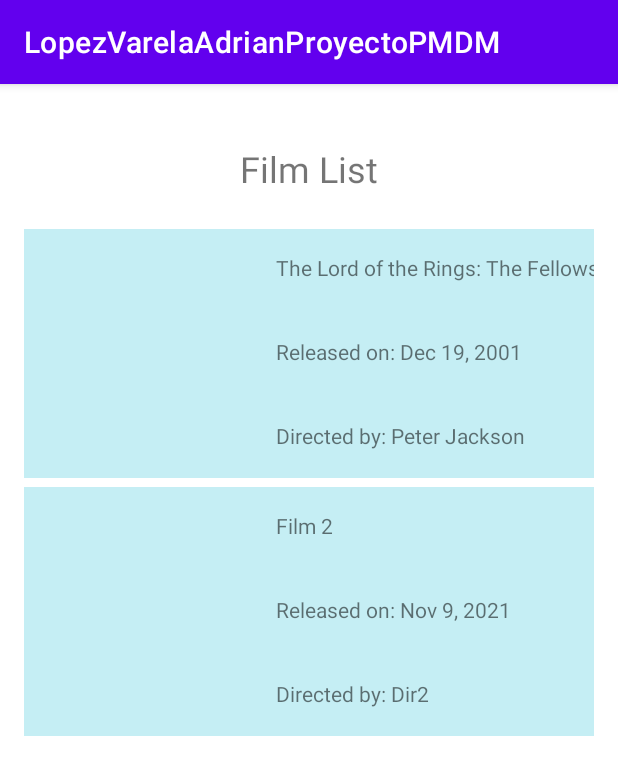
After one commit to Adrilv20/LopezVarelaAdrianProyectoPMDM, an Android app: the ItemListActivity screen opened directly, with no data from a screen before it, on a phone screen of 412 x 824 dp. The commit adds this screen. Shown: the top 775 px of the screen. Run offline under Robolectric (Android 15) with nearby library versions, the phone set to English and light mode, and no system bars.

Commit message:
Added basic list of films (mocked).

```diff
--- a/app/build.gradle
+++ b/app/build.gradle
@@ -25,6 +25,7 @@ android {
     compileOptions {
         sourceCompatibility JavaVersion.VERSION_1_8
         targetCompatibility JavaVersion.VERSION_1_8
+        coreLibraryDesugaringEnabled true
     }
     kotlinOptions {
         jvmTarget = '1.8'
@@ -41,6 +42,7 @@ dependencies {
     implementation 'androidx.appcompat:appcompat:1.3.1'
     implementation 'com.google.android.material:material:1.4.0'
     implementation 'androidx.constraintlayout:constraintlayout:2.1.1'
+    coreLibraryDesugaring 'com.android.tools:desugar_jdk_libs:1.1.5'
     testImplementation 'junit:junit:4.+'
     androidTestImplementation 'androidx.test.ext:junit:1.1.3'
     androidTestImplementation 'androidx.test.espresso:espresso-core:3.4.0'
--- /dev/null
+++ b/app/src/main/java/es/murallaromana/pmdm/lopezvarelaadrianproyectopmdm/activities/ItemListActivity.kt
@@ -0,0 +1,27 @@
+package es.murallaromana.pmdm.lopezvarelaadrianproyectopmdm.activities
+
+import androidx.appcompat.app.AppCompatActivity
+import android.os.Bundle
+import androidx.recyclerview.widget.LinearLayoutManager
+import androidx.recyclerview.widget.RecyclerView
+import es.murallaromana.pmdm.lopezvarelaadrianproyectopmdm.adapters.FilmListAdapter
+import es.murallaromana.pmdm.lopezvarelaadrianproyectopmdm.databinding.ActivityItemListBinding
+import es.murallaromana.pmdm.lopezvarelaadrianproyectopmdm.models.dao.FilmDAOMockImpl
+
+class ItemListActivity : AppCompatActivity() {
+    private lateinit var binding : ActivityItemListBinding
+    private lateinit var view : RecyclerView
+
+    override fun onCreate(savedInstanceState: Bundle?) {
+        super.onCreate(savedInstanceState)
+        binding = ActivityItemListBinding.inflate(layoutInflater)
+        setContentView(binding.root)
+
+        // retrieve the films
+        val films = FilmDAOMockImpl().getallFilms()
+        // set the layout manager for the RecyclerView
+        view = binding.rvFilmList
+        view.layoutManager = LinearLayoutManager(this)
+        view.adapter = FilmListAdapter(films)
+    }
+}
--- a/app/src/main/java/es/murallaromana/pmdm/lopezvarelaadrianproyectopmdm/LoginActivity.kt
+++ b/app/src/main/java/es/murallaromana/pmdm/lopezvarelaadrianproyectopmdm/activities/LoginActivity.kt
@@ -1,4 +1,4 @@
-package es.murallaromana.pmdm.lopezvarelaadrianproyectopmdm
+package es.murallaromana.pmdm.lopezvarelaadrianproyectopmdm.activities
 
 import android.content.Intent
 import androidx.appcompat.app.AppCompatActivity
@@ -6,11 +6,13 @@ import android.os.Bundle
 import android.util.Log
 import android.widget.Button
 import android.widget.Toast
+import es.murallaromana.pmdm.lopezvarelaadrianproyectopmdm.R
 import es.murallaromana.pmdm.lopezvarelaadrianproyectopmdm.databinding.ActivityLoginBinding
 
 class LoginActivity : AppCompatActivity() {
     private lateinit var binding : ActivityLoginBinding
     private lateinit var btnRegister : Button
+    private lateinit var btnLogin : Button
 
     override fun onCreate(savedInstanceState: Bundle?) {
         super.onCreate(savedInstanceState)
@@ -24,10 +26,17 @@ class LoginActivity : AppCompatActivity() {
             startActivity(Intent(this, RegisterActivity::class.java))
         }
 
+        btnLogin = binding.btnLogin
+        btnLogin.setOnClickListener {
+            startActivity(Intent(this,ItemListActivity::class.java))
+        }
+
         // TODO move this to the correct part of the lifecycle. Currently not loading when coming back from register screen.
         // load saved username and password from SharedPreferences
         // setting the default as "" so if there're no saved values, the fields show as empty
-        val sharedPref = getPreferences(MODE_PRIVATE)
+
+        // TODO FIX
+       /* val sharedPref = getPreferences(MODE_PRIVATE)
         val username: String = sharedPref.getString(getString(R.string.username_key), "")
             .toString() // TODO ask why it needs the .toString
         val password: String = sharedPref.getString(getString(R.string.password_key), "").toString()
@@ -36,6 +45,6 @@ class LoginActivity : AppCompatActivity() {
             "Retrieved data from sharedpreferences:\n User: ${username}, Password: ${password}"
         )
         binding.etUsername.setText(username)
-        binding.etPassword.setText(password)
+        binding.etPassword.setText(password)*/
     }
 }
--- a/app/src/main/java/es/murallaromana/pmdm/lopezvarelaadrianproyectopmdm/RegisterActivity.kt
+++ b/app/src/main/java/es/murallaromana/pmdm/lopezvarelaadrianproyectopmdm/activities/RegisterActivity.kt
@@ -1,10 +1,11 @@
-package es.murallaromana.pmdm.lopezvarelaadrianproyectopmdm
+package es.murallaromana.pmdm.lopezvarelaadrianproyectopmdm.activities
 
 import androidx.appcompat.app.AppCompatActivity
 import android.os.Bundle
-import android.util.Log
 import android.widget.Button
 import android.widget.Toast
+import es.murallaromana.pmdm.lopezvarelaadrianproyectopmdm.R
+import es.murallaromana.pmdm.lopezvarelaadrianproyectopmdm.models.entities.UserData
 import es.murallaromana.pmdm.lopezvarelaadrianproyectopmdm.databinding.ActivityRegisterBinding
 
 class RegisterActivity : AppCompatActivity() {
@@ -40,6 +41,7 @@ class RegisterActivity : AppCompatActivity() {
                 onBackPressed()
             } else {
                 // TODO show toast to indicate invalid data
+                Toast.makeText(this, "Some value is incorrect", Toast.LENGTH_LONG).show()
             }
         }
     }
--- /dev/null
+++ b/app/src/main/java/es/murallaromana/pmdm/lopezvarelaadrianproyectopmdm/adapters/FilmListAdapter.kt
@@ -0,0 +1,42 @@
+package es.murallaromana.pmdm.lopezvarelaadrianproyectopmdm.adapters
+
+import android.view.LayoutInflater
+import android.view.ViewGroup
+import android.widget.ImageView
+import androidx.recyclerview.widget.RecyclerView
+import es.murallaromana.pmdm.lopezvarelaadrianproyectopmdm.R
+import es.murallaromana.pmdm.lopezvarelaadrianproyectopmdm.databinding.FilmItemListBinding
+import es.murallaromana.pmdm.lopezvarelaadrianproyectopmdm.models.entities.Film
+import java.time.format.DateTimeFormatter
+import java.time.format.FormatStyle
+
+class FilmListAdapter(val films : List<Film>) : RecyclerView.Adapter<FilmListAdapter.FilmViewHolder>(){
+
+    private val dateFormat : DateTimeFormatter = DateTimeFormatter.ofLocalizedDate(FormatStyle.MEDIUM)
+
+    class FilmViewHolder(binding : FilmItemListBinding) : RecyclerView.ViewHolder(binding.root) {
+        // TODO(change the binding to a method inside the holder, instead of directing binding in Adapter.onBindViewHolder)
+        val tvTitle = binding.tvFilmTitle
+        val tvReleaseDate = binding.tvReleaseDate
+        val tvDirector = binding.tvDirector
+        val ivFilmPoster = binding.ivFilmPoster
+    }
+
+    override fun onCreateViewHolder(parent: ViewGroup, viewType: Int): FilmViewHolder {
+        val binding = FilmItemListBinding.inflate(LayoutInflater.from(parent.context), parent, false)
+        return FilmViewHolder(binding)
+    }
+
+    override fun onBindViewHolder(holder: FilmViewHolder, position: Int) {
+        val film = films[position]
+        with(holder){
+            tvTitle.setText(film.title)
+            tvDirector.setText("Directed by: " + film.director)
+            tvReleaseDate.setText("Released on: " + dateFormat.format(film.releaseDate))
+            // TODO(add images with Picasso library)
+        }
+    }
+
+    override fun getItemCount(): Int = films.size
+
+}
--- /dev/null
+++ b/app/src/main/java/es/murallaromana/pmdm/lopezvarelaadrianproyectopmdm/models/dao/FilmDAO.kt
@@ -0,0 +1,7 @@
+package es.murallaromana.pmdm.lopezvarelaadrianproyectopmdm.models.dao
+
+import es.murallaromana.pmdm.lopezvarelaadrianproyectopmdm.models.entities.Film
+
+interface FilmDAO {
+    fun getallFilms() : List<Film>
+}
--- /dev/null
+++ b/app/src/main/java/es/murallaromana/pmdm/lopezvarelaadrianproyectopmdm/models/dao/FilmDAOMockImpl.kt
@@ -0,0 +1,15 @@
+package es.murallaromana.pmdm.lopezvarelaadrianproyectopmdm.models.dao
+
+import es.murallaromana.pmdm.lopezvarelaadrianproyectopmdm.models.entities.Film
+import java.time.LocalDate
+
+class FilmDAOMockImpl: FilmDAO {
+    override fun getallFilms(): List<Film> =
+        listOf<Film>(
+            Film("The Lord of the Rings: The Fellowship of the Ring", "Peter Jackson",
+                LocalDate.of(2001,12,19), ""),
+            Film("Film 2","Dir2", LocalDate.now(), ""),
+        )
+
+
+}
--- /dev/null
+++ b/app/src/main/java/es/murallaromana/pmdm/lopezvarelaadrianproyectopmdm/models/entities/Film.kt
@@ -0,0 +1,5 @@
+package es.murallaromana.pmdm.lopezvarelaadrianproyectopmdm.models.entities
+
+import java.time.LocalDate
+
+class Film(val title: String, val director: String, val releaseDate: LocalDate, val imageURL: String = "") {}
--- a/app/src/main/java/es/murallaromana/pmdm/lopezvarelaadrianproyectopmdm/UserData.kt
+++ b/app/src/main/java/es/murallaromana/pmdm/lopezvarelaadrianproyectopmdm/models/entities/UserData.kt
@@ -1,6 +1,4 @@
-package es.murallaromana.pmdm.lopezvarelaadrianproyectopmdm
-
-import android.util.Log
+package es.murallaromana.pmdm.lopezvarelaadrianproyectopmdm.models.entities
 
 class UserData(val name: String, val email: String, val password: String, val dupPassword : String?) {
 
--- /dev/null
+++ b/app/src/main/res/layout/activity_item_list.xml
@@ -0,0 +1,32 @@
+<?xml version="1.0" encoding="utf-8"?>
+<androidx.constraintlayout.widget.ConstraintLayout xmlns:android="http://schemas.android.com/apk/res/android"
+    xmlns:app="http://schemas.android.com/apk/res-auto"
+    xmlns:tools="http://schemas.android.com/tools"
+    android:layout_width="match_parent"
+    android:layout_height="match_parent"
+    android:padding="16dp"
+    tools:context=".activities.ItemListActivity">
+
+
+    <androidx.recyclerview.widget.RecyclerView
+        android:id="@+id/rvFilmList"
+        android:layout_width="0dp"
+        android:layout_height="0dp"
+        android:layout_marginTop="24dp"
+        app:layout_constraintBottom_toBottomOf="parent"
+        app:layout_constraintEnd_toEndOf="parent"
+        app:layout_constraintStart_toStartOf="parent"
+        app:layout_constraintTop_toBottomOf="@+id/tvItemListTitle" />
+
+    <TextView
+        android:id="@+id/tvItemListTitle"
+        android:layout_width="wrap_content"
+        android:layout_height="wrap_content"
+        android:layout_marginTop="24dp"
+        android:text="@string/itemListTitle"
+        android:textSize="24sp"
+        app:layout_constraintEnd_toEndOf="parent"
+        app:layout_constraintStart_toStartOf="parent"
+        app:layout_constraintTop_toTopOf="parent" />
+
+</androidx.constraintlayout.widget.ConstraintLayout>
--- a/app/src/main/res/layout/activity_login.xml
+++ b/app/src/main/res/layout/activity_login.xml
@@ -4,7 +4,7 @@
     xmlns:tools="http://schemas.android.com/tools"
     android:layout_width="match_parent"
     android:layout_height="match_parent"
-    tools:context=".LoginActivity">
+    tools:context=".activities.LoginActivity">
 
     <androidx.constraintlayout.widget.Guideline
         android:id="@+id/guideline5"
--- a/app/src/main/res/layout/activity_register.xml
+++ b/app/src/main/res/layout/activity_register.xml
@@ -4,7 +4,7 @@
     xmlns:tools="http://schemas.android.com/tools"
     android:layout_width="match_parent"
     android:layout_height="match_parent"
-    tools:context=".RegisterActivity">
+    tools:context=".activities.RegisterActivity">
 
     <TextView
         android:id="@+id/tvRegister"
--- /dev/null
+++ b/app/src/main/res/layout/film_item_list.xml
@@ -0,0 +1,49 @@
+<?xml version="1.0" encoding="utf-8"?>
+<androidx.constraintlayout.widget.ConstraintLayout xmlns:android="http://schemas.android.com/apk/res/android"
+    xmlns:app="http://schemas.android.com/apk/res-auto"
+    xmlns:tools="http://schemas.android.com/tools"
+    android:layout_width="match_parent"
+    android:layout_height="wrap_content"
+    android:layout_marginBottom="@dimen/list_space_between_items"
+    android:background="#EBC0EDF3">
+
+    <TextView
+        android:id="@+id/tvDirector"
+        android:layout_width="wrap_content"
+        android:layout_height="wrap_content"
+        android:layout_marginStart="32dp"
+        android:layout_marginTop="128dp"
+        app:layout_constraintStart_toEndOf="@+id/ivFilmPoster"
+        app:layout_constraintTop_toTopOf="parent"
+        tools:text="TextView" />
+
+    <TextView
+        android:id="@+id/tvReleaseDate"
+        android:layout_width="wrap_content"
+        android:layout_height="wrap_content"
+        android:layout_marginStart="32dp"
+        android:layout_marginTop="72dp"
+        app:layout_constraintStart_toEndOf="@+id/ivFilmPoster"
+        app:layout_constraintTop_toTopOf="parent"
+        tools:text="TextView" />
+
+    <ImageView
+        android:id="@+id/ivFilmPoster"
+        android:layout_width="120dp"
+        android:layout_height="150dp"
+        android:layout_marginStart="16dp"
+        android:layout_marginTop="16dp"
+        app:layout_constraintStart_toStartOf="parent"
+        app:layout_constraintTop_toTopOf="parent"
+        tools:srcCompat="@tools:sample/avatars" />
+
+    <TextView
+        android:id="@+id/tvFilmTitle"
+        android:layout_width="wrap_content"
+        android:layout_height="wrap_content"
+        android:layout_marginStart="32dp"
+        android:layout_marginTop="16dp"
+        app:layout_constraintStart_toEndOf="@+id/ivFilmPoster"
+        app:layout_constraintTop_toTopOf="parent"
+        tools:text="TextView" />
+</androidx.constraintlayout.widget.ConstraintLayout>
--- /dev/null
+++ b/app/src/main/res/values/dimens.xml
@@ -0,0 +1,4 @@
+<?xml version="1.0" encoding="utf-8"?>
+<resources>
+    <dimen name="list_space_between_items">6dp</dimen>
+</resources>
--- /dev/null
+++ b/app/src/main/res/values/dimensions.xml
@@ -0,0 +1,6 @@
+<?xml version="1.0" encoding="utf-8"?>
+<resources>
+    <dimen name="default_screen_margin_horz">16dp</dimen>
+    <dimen name="default_screen_margin_vert">16dp</dimen>
+    <dimen name="image_list_size">64dp</dimen>
+</resources>
--- a/app/src/main/res/values/strings.xml
+++ b/app/src/main/res/values/strings.xml
@@ -2,4 +2,5 @@
     <string name="app_name">LopezVarelaAdrianProyectoPMDM</string>
     <string name="username_key">username</string>
     <string name="password_key">password</string>
+    <string name="itemListTitle">Film List</string>
 </resources>
```
Also changed, not shown: app/src/main/AndroidManifest.xml (+7 -3 lines).
